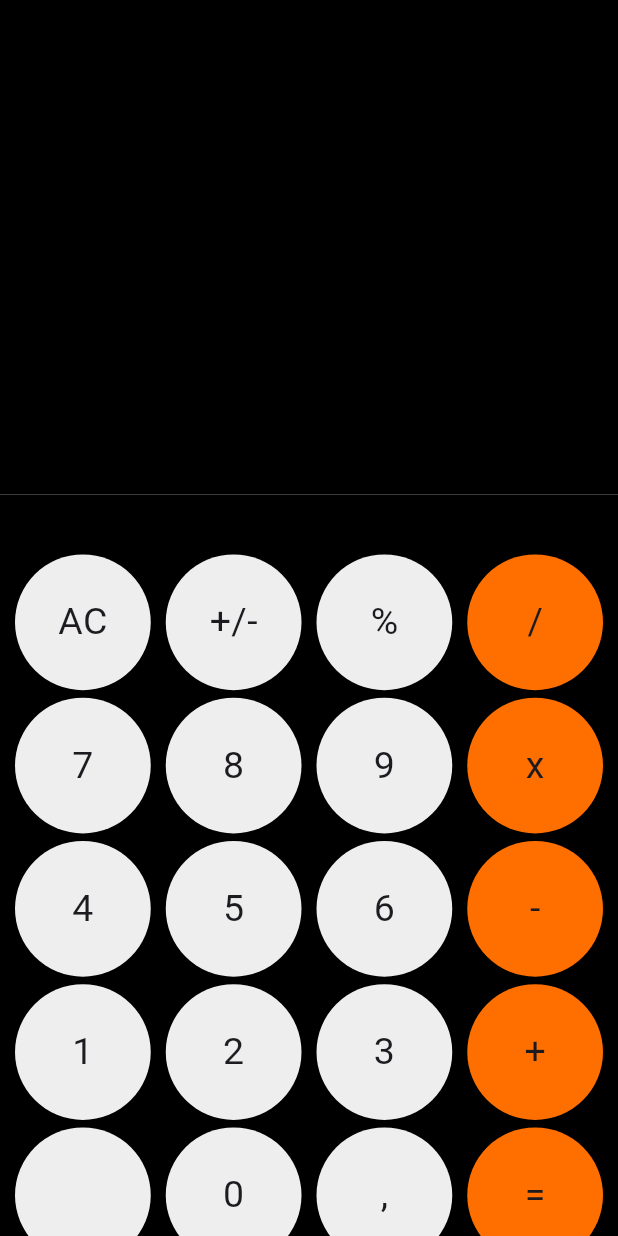
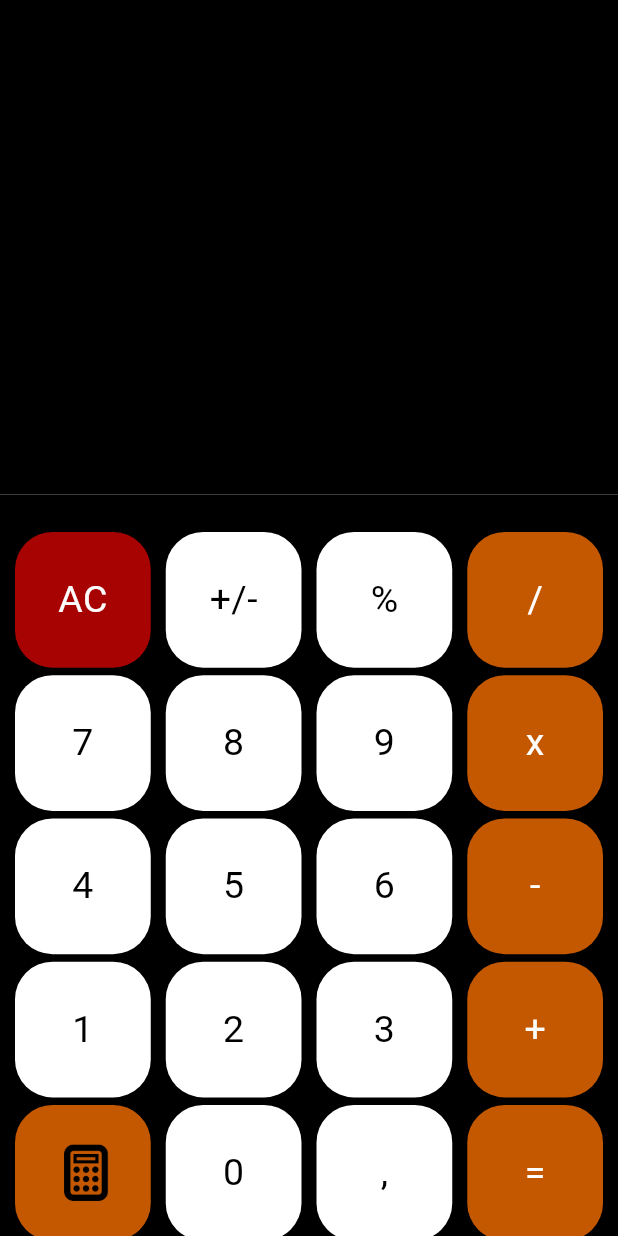
Before and after one commit to mohamedamine-code/Calculator, a Flutter app: the screen it shows after launch, on a phone screen of 412 x 824 dp. Run offline on Flutter 3.47's test engine with Material 3 defaults, Android fonts, the phone set to English and light mode, and no system bars; missing offline and left inert: dart:ffi.

Commit message:
second commit

```diff
--- a/lib/Pagehome.dart
+++ b/lib/Pagehome.dart
@@ -1,5 +1,7 @@
 // ignore_for_file: prefer_const_constructors
 
+import 'package:calculator/button.dart';
+import 'package:calculator/imgButton.dart';
 import 'package:flutter/material.dart';
 
 class Pagehome extends StatelessWidget {
@@ -24,7 +26,7 @@ class Pagehome extends StatelessWidget {
       '2',
       '3',
       '+',
-      '',
+      'asset/img/216118_calculator_icon.png',
       '0',
       ',',
       '=',
@@ -47,11 +49,10 @@ class Pagehome extends StatelessWidget {
         home: Scaffold(
             body: Column(
       children: [
-        Expanded(
-            flex: 1,
-            child: Container(
-              color: Colors.black,
-            )),
+        Container(
+          height: MediaQuery.of(context).size.height * 0.4,
+          color: Colors.black,
+        ),
         Container(
           color: Colors.black, // Couleur de fond du GridView
           child: SizedBox(
@@ -61,7 +62,7 @@ class Pagehome extends StatelessWidget {
               padding: EdgeInsets.only(
                 left: 10,
                 right: 10,
-                top: 40,
+                top: 25,
               ),
               itemCount: l1.length,
               gridDelegate: SliverGridDelegateWithFixedCrossAxisCount(
@@ -71,24 +72,31 @@ class Pagehome extends StatelessWidget {
               ),
               itemBuilder: (context, index) {
                 return Container(
-                  decoration: BoxDecoration(
-                    color: isOperator(l1[index])
-                        ? Colors.amber[900]
-                        : Colors.grey[200],
-                    borderRadius: BorderRadius.circular(50),
-                  ),
-                  child: Center(
-                    child: Text(
-                      l1[index],
-                      style: TextStyle(fontSize: 25),
-                    ),
-                  ),
+                  child: isOperator(l1[index])?
+
+                  Button(ColorButton: const Color.fromARGB(255, 195, 88, 0), textButton: l1[index], textColor: Colors.white)
+
+                  :(l1[index] =='AC')?
+                  Button(ColorButton: const Color.fromARGB(255, 167, 3, 3), textButton: l1[index], textColor: const Color.fromARGB(255, 253, 253, 253))
+
+                  :(l1[index]=='asset/img/216118_calculator_icon.png')?
+
+
+
+                  Imgbutton(ColorButton: const Color.fromARGB(255, 195, 88, 0) , textButton: l1[index], widthb: 50,heidthb: 50,)
+
+
+                  :Button(ColorButton: const Color.fromARGB(255, 255, 255, 255), textButton: l1[index], textColor: Colors.black),
+
                 );
-              },
+              }
             ),
-          ),
+    )
+    )
+      ]
+    )
         ),
-      ],
-    )));
+    );
+
   }
 }
--- /dev/null
+++ b/lib/button.dart
@@ -0,0 +1,33 @@
+// ignore_for_file: prefer_const_constructors
+
+import 'package:flutter/material.dart';
+
+class Button extends StatelessWidget {
+  final String textButton;
+  final textColor;
+  final Color ColorButton;
+  final path;
+
+  Button(
+
+      {this.path,
+        required this.ColorButton,
+      required this.textButton,
+      required this.textColor});
+
+  @override
+  Widget build(BuildContext context) {
+    return Container(
+      decoration: BoxDecoration(
+        color: ColorButton,
+        borderRadius: BorderRadius.circular(25),
+      ),
+      child: Center(
+        child: Text(
+          textButton,
+          style: TextStyle(fontSize: 25, color: textColor),
+        ),
+      ),
+    );
+  }
+}
--- /dev/null
+++ b/lib/imgButton.dart
@@ -0,0 +1,31 @@
+import 'dart:ffi';
+
+import 'package:flutter/material.dart';
+
+class Imgbutton extends StatelessWidget {
+  final Color ColorButton;
+  final String textButton;
+  final double widthb;
+  final double heidthb;
+  Imgbutton(
+      {required this.ColorButton,
+      required this.textButton, required this.widthb, required this.heidthb});
+  @override
+  Widget build(BuildContext context) {
+    return Container(
+      decoration: BoxDecoration(
+        color: ColorButton,
+        borderRadius: BorderRadius.circular(25),
+      ),
+      child: Center(
+        child: Image.asset(
+          color: Colors.black,
+          textButton,
+          width: widthb,
+          height: heidthb,
+          fit: BoxFit.contain,
+        ),
+      ),
+    );
+  }
+}
--- a/pubspec.yaml
+++ b/pubspec.yaml
@@ -59,8 +59,8 @@ flutter:
   uses-material-design: true
 
   # To add assets to your application, add an assets section, like this:
-  # assets:
-  #   - images/a_dot_burr.jpeg
+  assets:
+    - asset/img/
   #   - images/a_dot_ham.jpeg
 
   # An image asset can refer to one or more resolution-specific "variants", see
```
Also changed, not shown: asset/img/216118_calculator_icon.png (added).
